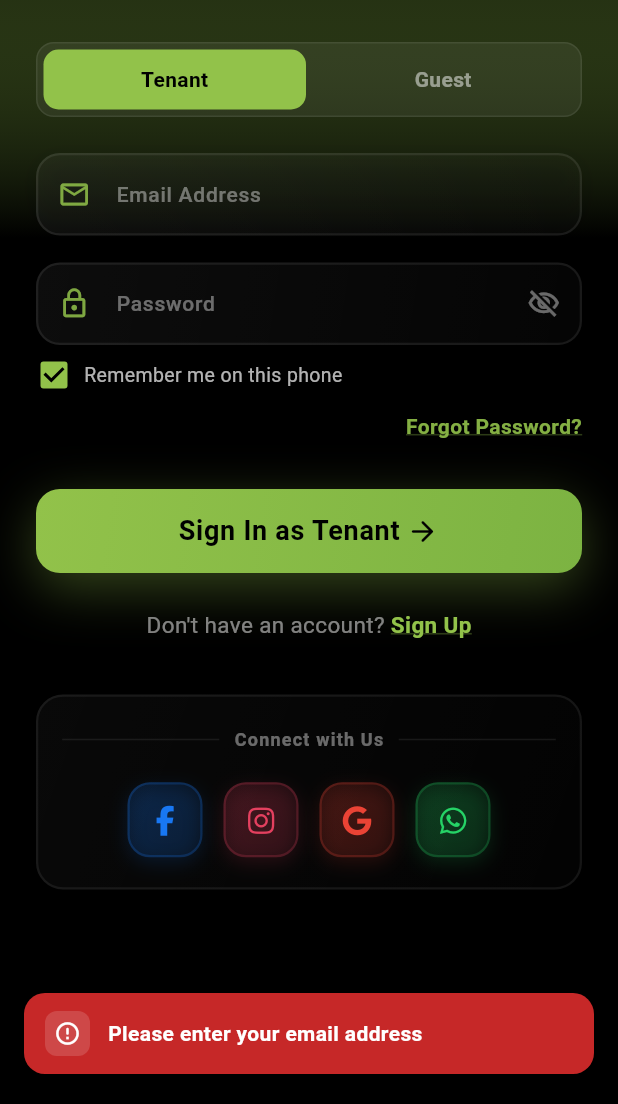
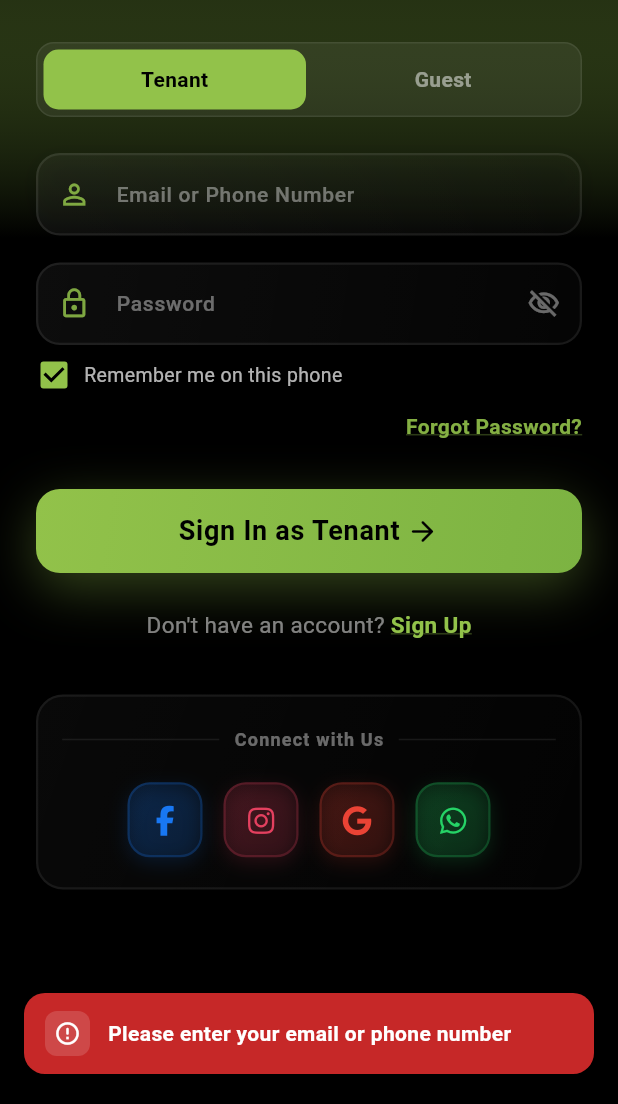
Before and after one commit to Livinkey/livinkey-app, a Flutter app: the LoginScreen screen opened directly, after a tap on "Sign In as Tenant", on a phone screen of 412 x 824 dp, the part 132-1236 px from its top. Run offline on Flutter 3.47's test engine with Material 3 defaults, Android fonts, the phone set to English and light mode, and no system bars; our stand-ins replace app_links, audioplayers, dio, firebase_core, firebase_messaging, flutter_local_notifications and 6 more; missing offline and left inert: app_badge_plus; accounts and stored records are empty.

Commit message:
Allowed login bu phone

```diff
--- a/lib/main.dart
+++ b/lib/main.dart
@@ -11,6 +11,7 @@ import 'screens/auth/login_screen.dart';
 import 'screens/tenant/tenant_screen.dart';
 import 'screens/guest/guest_screen.dart';
 import 'services/api_service.dart';
+import 'services/deep_link_service.dart';
 import 'services/app_events.dart';
 import 'models/auth_models.dart';
 import 'widgets/livinkey_logo.dart' hide kLivinkeyBlack, kLivinkeyGreen;
@@ -25,6 +26,7 @@ void main() async {
   await pushService.initializeFirebaseOnly();
 
   runApp(const LivinkeyApp());
+  DeepLinkService().init();
 }
 
 class LivinkeyApp extends StatelessWidget {
--- a/lib/screens/auth/forgot_password_screen.dart
+++ b/lib/screens/auth/forgot_password_screen.dart
@@ -151,16 +151,22 @@ class _ForgotPasswordScreenState extends State<ForgotPasswordScreen>
     return emailRegex.hasMatch(email);
   }
 
+  bool _isValidPhone(String value) {
+    if (!RegExp(r'^\+?[0-9\s\-()]{7,20}$').hasMatch(value)) return false;
+    final digits = value.replaceAll(RegExp(r'[^0-9]'), '');
+    return digits.length >= 7 && digits.length <= 15;
+  }
+
   Future<void> _handleSendOTP() async {
     final String email = _emailController.text.trim();
 
     if (email.isEmpty) {
-      SnackbarHelper.showError(context, 'Please enter your email address');
+      SnackbarHelper.showError(context, 'Please enter your email or phone number');
       return;
     }
 
-    if (!_isValidEmail(email)) {
-      SnackbarHelper.showError(context, 'Please enter a valid email address');
+    if (!_isValidEmail(email) && !_isValidPhone(email)) {
+      SnackbarHelper.showError(context, 'Please enter a valid email address or phone number');
       return;
     }
 
@@ -355,7 +361,7 @@ class _ForgotPasswordScreenState extends State<ForgotPasswordScreen>
   String _getStepSubtitle() {
     switch (_currentStep) {
       case 0:
-        return 'Enter your registered email to receive an OTP on WhatsApp, SMS or email';
+        return 'Enter your registered email or phone number to receive an OTP on WhatsApp (or email)';
       case 1:
         return 'Enter the OTP sent to your WhatsApp, SMS or email';
       case 2:
@@ -765,11 +771,11 @@ class _ForgotPasswordScreenState extends State<ForgotPasswordScreen>
           child: TextField(
             controller: _emailController,
             style: const TextStyle(color: Colors.white),
-            keyboardType: TextInputType.emailAddress,
+            keyboardType: TextInputType.text,
             textInputAction: TextInputAction.done,
             onSubmitted: (_) => _handleSendOTP(),
             decoration: InputDecoration(
-              labelText: 'Email Address',
+              labelText: 'Email or Phone Number',
               labelStyle: TextStyle(
                 color: Colors.white.withOpacity(0.5),
                 fontWeight: FontWeight.w500,
--- a/lib/screens/auth/login_screen.dart
+++ b/lib/screens/auth/login_screen.dart
@@ -11,6 +11,7 @@ import '../../services/session_manager.dart';
 import '../../services/notification_service.dart';
 import '../../services/push_notification_service.dart';
 import '../../services/saved_credentials.dart';
+import '../../services/deep_link_service.dart';
 import '../../utils/constants.dart';
 import '../../utils/helpers.dart';
 import '../../widgets/common/snackbar_helper.dart';
@@ -171,6 +172,13 @@ class _LoginScreenState extends State<LoginScreen>
     return emailRegex.hasMatch(email);
   }
 
+  /// A phone number: optional +, then 7-15 digits (spaces, dashes and brackets allowed).
+  bool _isValidPhone(String value) {
+    if (!RegExp(r'^\+?[0-9\s\-()]{7,20}$').hasMatch(value)) return false;
+    final digits = value.replaceAll(RegExp(r'[^0-9]'), '');
+    return digits.length >= 7 && digits.length <= 15;
+  }
+
   // ============================================================
   // FIXED: Login handler with push notification initialization AFTER login
   // ============================================================
@@ -203,12 +211,12 @@ class _LoginScreenState extends State<LoginScreen>
     final String password = _passwordController.text.trim();
 
     if (email.isEmpty) {
-      SnackbarHelper.showError(context, 'Please enter your email address');
+      SnackbarHelper.showError(context, 'Please enter your email or phone number');
       return;
     }
 
-    if (!_isValidEmail(email)) {
-      SnackbarHelper.showError(context, 'Please enter a valid email address');
+    if (!_isValidEmail(email) && !_isValidPhone(email)) {
+      SnackbarHelper.showError(context, 'Please enter a valid email address or phone number');
       return;
     }
 
@@ -334,6 +342,7 @@ class _LoginScreenState extends State<LoginScreen>
         Navigator.of(context).pushReplacement(
           MaterialPageRoute(builder: (_) => const TenantScreen()),
         );
+        DeepLinkService().consumePending(); // opens the screen the tapped link pointed to
       } else if (response.user!.role == 'guest') {
         Navigator.of(context).pushReplacement(
           MaterialPageRoute(builder: (_) => const GuestScreen()),
@@ -584,9 +593,9 @@ class _LoginScreenState extends State<LoginScreen>
                           // Email Field
                           _buildTextField(
                             controller: _emailController,
-                            label: 'Email Address',
-                            icon: Icons.email_outlined,
-                            keyboardType: TextInputType.emailAddress,
+                            label: 'Email or Phone Number',
+                            icon: Icons.person_outline,
+                            keyboardType: TextInputType.text,
                             textInputAction: TextInputAction.next,
                             autofillHints: const [
                               AutofillHints.username,
--- a/pubspec.yaml
+++ b/pubspec.yaml
@@ -1,12 +1,13 @@
 name: livinkey
 description: PG Management App for India
 publish_to: 'none'
-version: 1.0.1+10
+version: 1.0.0+10
 
 environment:
   sdk: ^3.10.4
 
 dependencies:
+  app_links: ^6.4.0
   flutter:
     sdk: flutter
   cupertino_icons: ^1.0.8
```
Also changed, not shown: lib/services/deep_link_service.dart (added, +99 -0 lines), pubspec.lock, 8 other files.
